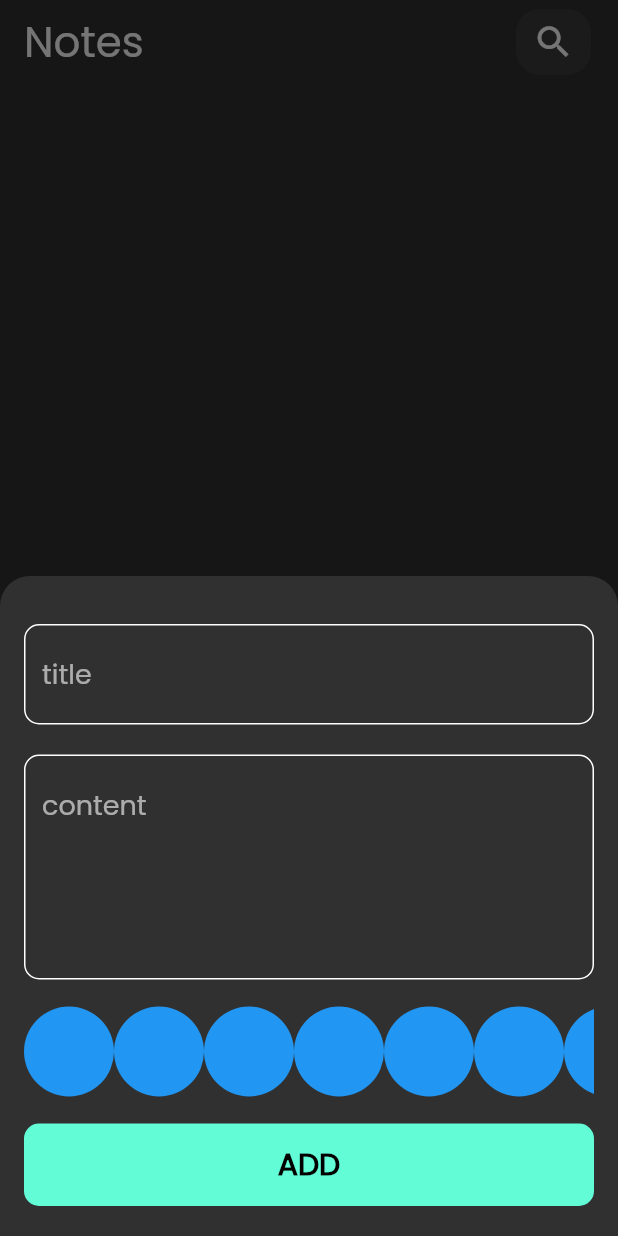
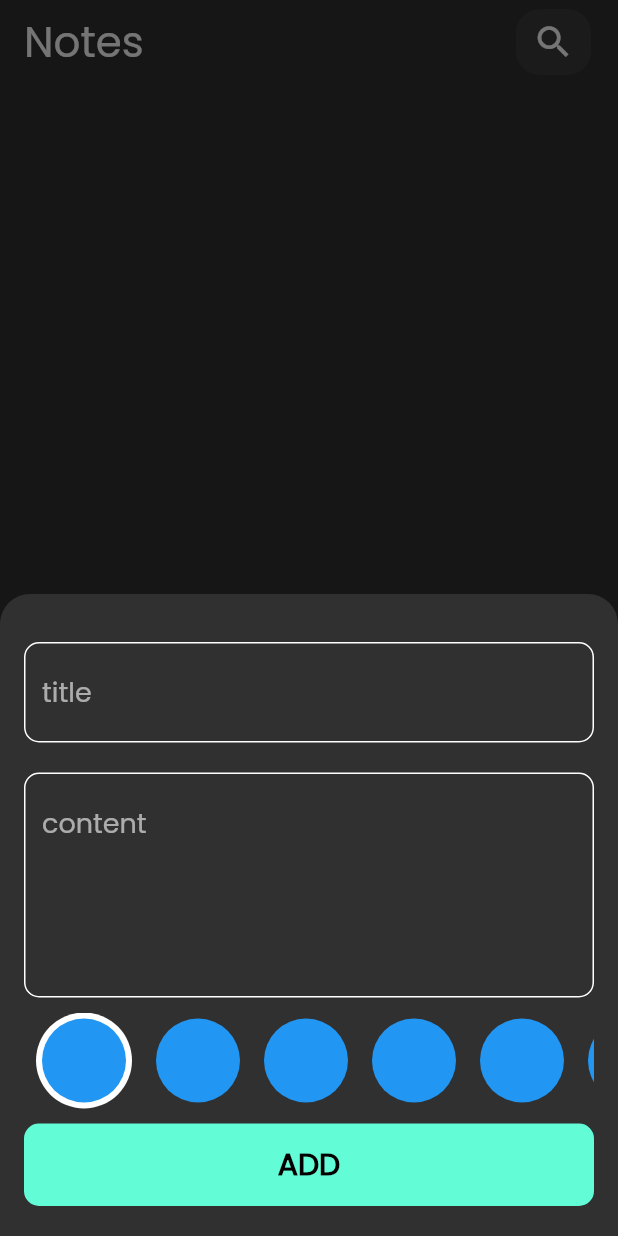
Before and after one commit to Ibrahimfathi96/Notester, a Flutter app: the screen it shows after launch, after a tap on the "add" icon, on a phone screen of 412 x 824 dp. Run offline on Flutter 3.47's test engine with Material 2 defaults, Android fonts, the light colour scheme and no system bars; our stand-ins replace bloc, flutter_bloc, flutter_slidable, font_awesome_flutter, hive, hive_flutter; accounts and stored records are empty.

Commit message:
Colors List View part 2

```diff
--- a/lib/view/widgets/colors_list_view.dart
+++ b/lib/view/widgets/colors_list_view.dart
@@ -1,26 +1,49 @@
 import 'package:flutter/material.dart';
 
 class ColorItem extends StatelessWidget {
-  const ColorItem({Key? key}) : super(key: key);
-
+  const ColorItem({Key? key, required this.isSelected}) : super(key: key);
+  final bool isSelected;
   @override
   Widget build(BuildContext context) {
-    return const CircleAvatar(
+    return
+      isSelected? const CircleAvatar(
+        radius: 32,
+        backgroundColor: Colors.white,
+        child: CircleAvatar(
+          backgroundColor: Colors.blue,
+          radius: 28,
+        ),
+      ):
+      const CircleAvatar(
       backgroundColor: Colors.blue,
-      radius: 30,
+      radius: 28,
     );
   }
 }
-class ColorsListView extends StatelessWidget {
+class ColorsListView extends StatefulWidget {
   const ColorsListView({Key? key}) : super(key: key);
+
+  @override
+  State<ColorsListView> createState() => _ColorsListViewState();
+}
+
+class _ColorsListViewState extends State<ColorsListView> {
+  int currentIndex = 0;
 
   @override
   Widget build(BuildContext context) {
     return SizedBox(
-      height: 38*2,
+      height: 32*2,
       child: ListView.builder(
         scrollDirection: Axis.horizontal,
-        itemBuilder: (context, index) => const ColorItem(),
+        itemBuilder: (context, index) =>  Padding(
+          padding: const EdgeInsets.symmetric(horizontal: 8.0),
+          child: GestureDetector(
+              onTap: (){
+                setState(() {currentIndex = index;});
+              },
+              child: ColorItem(isSelected: currentIndex == index,)),
+        ),
         itemCount: 10,
       ),
     );
```
